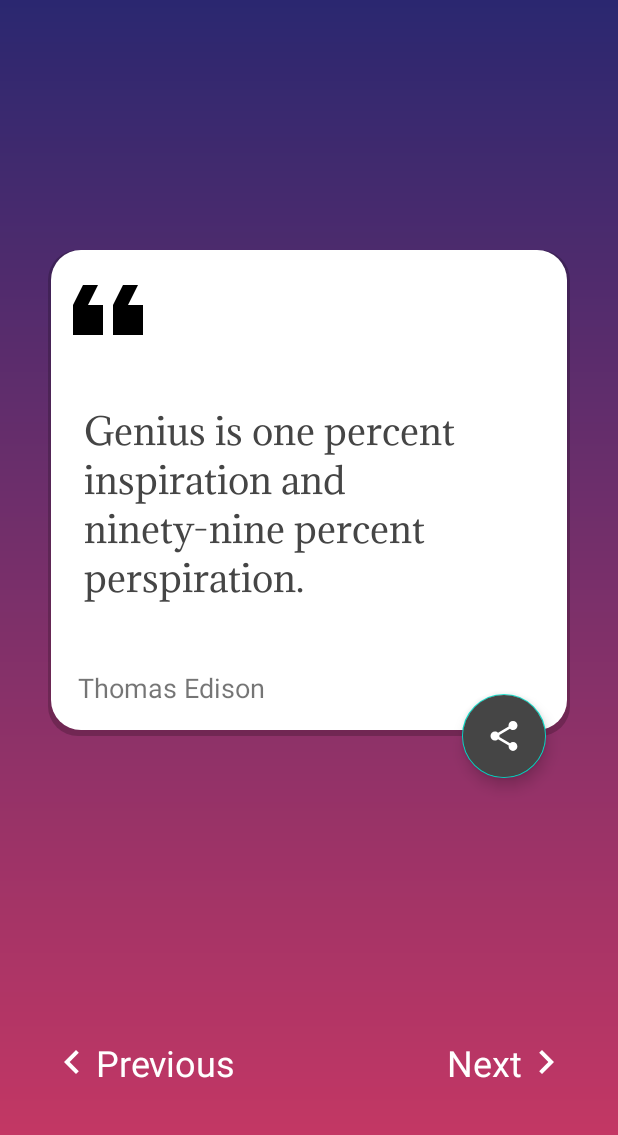
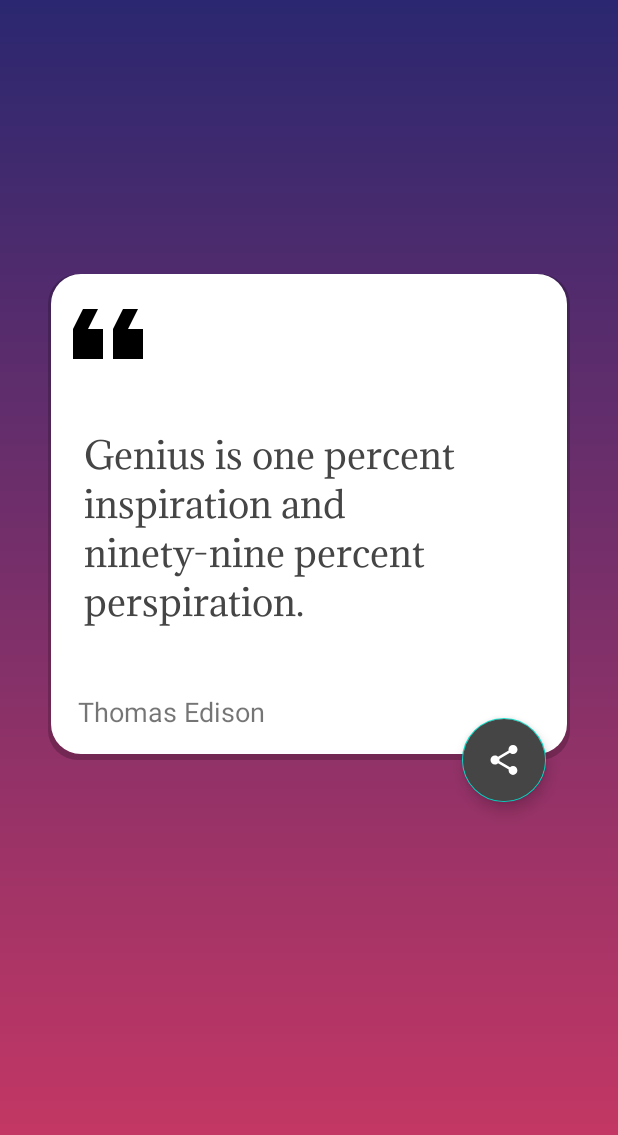
Before and after one commit to SauravME/MyQuotes, an Android app: the screen it shows after launch (MainActivity), on a phone screen of 412 x 824 dp, the part 101-1236 px from its top. Run offline under Robolectric (Android 15) with nearby library versions, the phone set to English and light mode, and no system bars; our stand-ins replace data binding.

Commit message:
viewModel,dataBinding, Sharedprefrences

```diff
--- a/app/build.gradle
+++ b/app/build.gradle
@@ -30,6 +30,9 @@ android {
     kotlinOptions {
         jvmTarget = '1.8'
     }
+    buildFeatures {
+        dataBinding true
+    }
 }
 
 dependencies {
--- a/app/src/main/java/com/example/myquotes/MainActivity.kt
+++ b/app/src/main/java/com/example/myquotes/MainActivity.kt
@@ -3,52 +3,95 @@ package com.example.myquotes
 import android.content.Intent
 import androidx.appcompat.app.AppCompatActivity
 import android.os.Bundle
-import android.util.Log
-import android.widget.LinearLayout
-import android.widget.TextView
-import android.widget.Toast
+import android.view.GestureDetector
+import android.view.MotionEvent
+import androidx.databinding.DataBindingUtil
 import androidx.lifecycle.ViewModelProvider
-import com.google.android.material.floatingactionbutton.FloatingActionButton
+import com.example.myquotes.databinding.ActivityMainBinding
+import kotlin.math.abs
 
-class MainActivity : AppCompatActivity() {
+
+class MainActivity : AppCompatActivity(), GestureDetector.OnGestureListener {
     private lateinit var mainViewModel: MainViewModel
-    private lateinit var quote: TextView
-    private lateinit var author: TextView
-    private lateinit var previous: LinearLayout
-    private lateinit var next: LinearLayout
-    private lateinit var fabtn : FloatingActionButton
+    private lateinit var binding: ActivityMainBinding
+    private lateinit var gestureDetector: GestureDetector
+    private val swipeThreshold = 100
+    private val swipeVelocityThreshold = 100
 
     override fun onCreate(savedInstanceState: Bundle?) {
         super.onCreate(savedInstanceState)
-        setContentView(R.layout.activity_main)
+        binding = DataBindingUtil.setContentView(this,R.layout.activity_main)
+
         mainViewModel =
             ViewModelProvider(this, MainViewModelFactory(application))[MainViewModel::class.java]
-        quote = findViewById(R.id.id_quote)
-        author = findViewById(R.id.id_writer)
-        previous = findViewById(R.id.previous_btn)
-        fabtn = findViewById(R.id.FAbtn)
-        next = findViewById(R.id.next_btn)
+        gestureDetector = GestureDetector(this)
         setQuoteText(mainViewModel.getQuote())
-        previous.setOnClickListener {
-            setQuoteText(mainViewModel.prevQuote())
-        }
-        next.setOnClickListener {
-            setQuoteText(mainViewModel.nextQuote())
-        }
-        fabtn.setOnClickListener{
+
+        binding.FAbtn.setOnClickListener {
             val intent = Intent(Intent.ACTION_SEND)
             intent.type = "text/plain"
-            intent.putExtra(Intent.EXTRA_TEXT,mainViewModel.getQuote().text)
+            intent.putExtra(Intent.EXTRA_TEXT, mainViewModel.getQuote().text)
             startActivity(intent)
         }
     }
 
     private fun setQuoteText(model: Model) {
 
-        quote.text = model.text
-        author.text = model.author
+       binding.idQuote.text = model.text
+        binding.idWriter.text = model.author
+    }
+
+    override fun onTouchEvent(event: MotionEvent): Boolean {
+        return if (gestureDetector.onTouchEvent(event)) {
+            true
+        } else {
+            super.onTouchEvent(event)
+        }
+    }
+
+    override fun onDown(p0: MotionEvent): Boolean {
+        return false
+    }
+
+    override fun onShowPress(p0: MotionEvent) {
+        return
+    }
+
+    override fun onSingleTapUp(p0: MotionEvent): Boolean {
+        return false
+    }
+
+    override fun onScroll(p0: MotionEvent, p1: MotionEvent, p2: Float, p3: Float): Boolean {
+        return false
+    }
+
+    override fun onLongPress(p0: MotionEvent) {
+        return
+    }
+
+    override fun onFling(
+        e1: MotionEvent,
+        e2: MotionEvent,
+        velocityX: Float,
+        velocityY: Float
+    ): Boolean {
+        try {
+            val diffY = e2.y - e1.y
+            val diffX = e2.x - e1.x
+            if (abs(diffX) > abs(diffY)) {
+                if (abs(diffX) > swipeThreshold && abs(velocityX) > swipeVelocityThreshold) {
+                    if (diffX > 0) {
+                        setQuoteText(mainViewModel.prevQuote())
+                    } else {
+                        setQuoteText(mainViewModel.nextQuote())
+                    }
+                }
+            }
+        } catch (exception: Exception) {
+            exception.printStackTrace()
+        }
+        return true
     }
 
 
-
 }
--- a/app/src/main/res/layout/activity_main.xml
+++ b/app/src/main/res/layout/activity_main.xml
@@ -1,7 +1,10 @@
 <?xml version="1.0" encoding="utf-8"?>
-<androidx.constraintlayout.widget.ConstraintLayout xmlns:android="http://schemas.android.com/apk/res/android"
+<layout xmlns:android="http://schemas.android.com/apk/res/android"
     xmlns:app="http://schemas.android.com/apk/res-auto"
-    xmlns:tools="http://schemas.android.com/tools"
+    xmlns:tools="http://schemas.android.com/tools">
+
+
+    <androidx.constraintlayout.widget.ConstraintLayout
         android:layout_width="match_parent"
         android:layout_height="match_parent"
         android:background="@drawable/gradient_main"
@@ -26,16 +29,17 @@
             android:layout_margin="@dimen/margin_32"
             android:background="@drawable/card_layer"
             android:orientation="vertical"
-        app:layout_constraintBottom_toBottomOf="@id/bottom_relative_layout"
+            app:layout_constraintBottom_toBottomOf="parent"
             app:layout_constraintTop_toTopOf="parent">
 
             <ImageView
 
                 android:layout_width="80dp"
                 android:layout_height="80dp"
+                android:scaleX="-1"
                 android:scaleY="-1"
-            android:scaleX="-1"
-            android:src="@drawable/ic_quote" />
+                android:src="@drawable/ic_quote"
+                android:contentDescription="@string/app_title" />
 
             <TextView
                 android:id="@+id/id_quote"
@@ -55,7 +59,7 @@
                 android:layout_height="wrap_content"
                 android:layout_margin="16dp"
                 android:padding="4dp"
-            android:text="Dr.A.P.J Abdul Kalam"
+                android:text="@string/writer_name"
                 android:textSize="18sp" />
         </LinearLayout>
 
@@ -64,68 +68,16 @@
             android:layout_width="wrap_content"
             android:layout_height="wrap_content"
             android:layout_margin="16dp"
+            android:backgroundTint="#454545"
             android:padding="4dp"
-        android:backgroundTint="#454545"
             android:src="@drawable/ic_share"
             app:layout_constraintBottom_toBottomOf="@+id/card_linear_layout"
             app:layout_constraintEnd_toEndOf="@+id/card_linear_layout"
             app:layout_constraintTop_toBottomOf="@+id/card_linear_layout"
             app:tint="@color/white"
 
-        />
+            android:contentDescription="@string/share" />
 
-    <RelativeLayout
-        android:id="@+id/bottom_relative_layout"
-        android:layout_width="match_parent"
-        android:layout_height="wrap_content"
-        android:layout_margin="@dimen/margin_32"
-        app:layout_constraintBottom_toBottomOf="parent">
-
-        <LinearLayout
-            android:id="@+id/previous_btn"
-            android:layout_width="wrap_content"
-            android:layout_height="wrap_content"
-            android:orientation="horizontal"
-            android:layout_alignParentLeft="true"
-            >
-
-            <ImageView
-                android:layout_width="32dp"
-                android:layout_height="32dp"
-                android:src="@drawable/ic_pervious"
-                app:tint="@color/white" />
-
-            <TextView
-                android:layout_width="wrap_content"
-                android:layout_height="wrap_content"
-                android:text="Previous"
-                android:textColor="@color/white"
-                android:textSize="24dp" />
-
-        </LinearLayout>
-
-        <LinearLayout
-            android:id="@+id/next_btn"
-            android:layout_alignParentRight="true"
-            android:layout_width="wrap_content"
-            android:layout_height="wrap_content"
-            android:orientation="horizontal">
-
-            <TextView
-                android:layout_width="wrap_content"
-                android:layout_height="wrap_content"
-                android:text="Next"
-                android:textColor="@color/white"
-                android:textSize="24dp" />
-
-            <ImageView
-                android:layout_width="32dp"
-                android:layout_height="32dp"
-                android:src="@drawable/ic_next"
-                app:tint="@color/white" />
-
-        </LinearLayout>
-
-    </RelativeLayout>
 
     </androidx.constraintlayout.widget.ConstraintLayout>
+</layout>
--- a/app/src/main/res/values/strings.xml
+++ b/app/src/main/res/values/strings.xml
@@ -2,4 +2,6 @@
     <string name="app_name">MyQuotes</string>
     <string name="app_title">QUOTES</string>
     <string name="quote">Winners are not who never fails but those who never quit</string>
+    <string name="share">share</string>
+    <string name="writer_name">Dr.A.P.J Abdul Kalam</string>
 </resources>
```
Also changed, not shown: app/src/main/java/com/example/myquotes/MainViewModel.kt (+23 -12 lines). Lines whose indentation alone changed are shown as unchanged.
